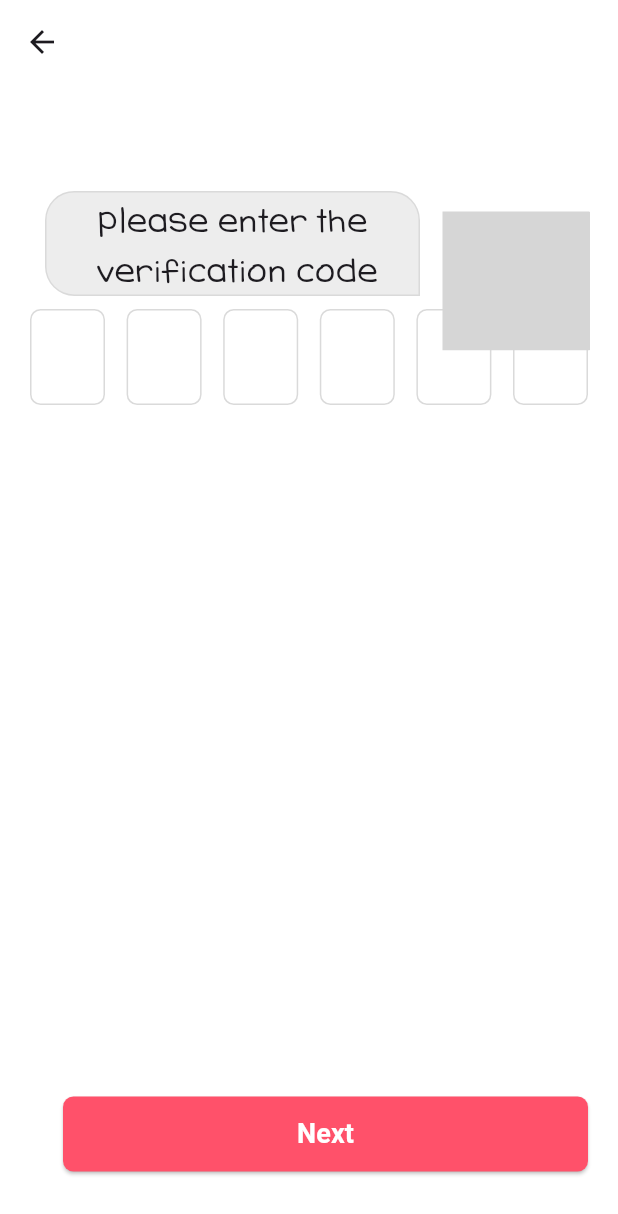
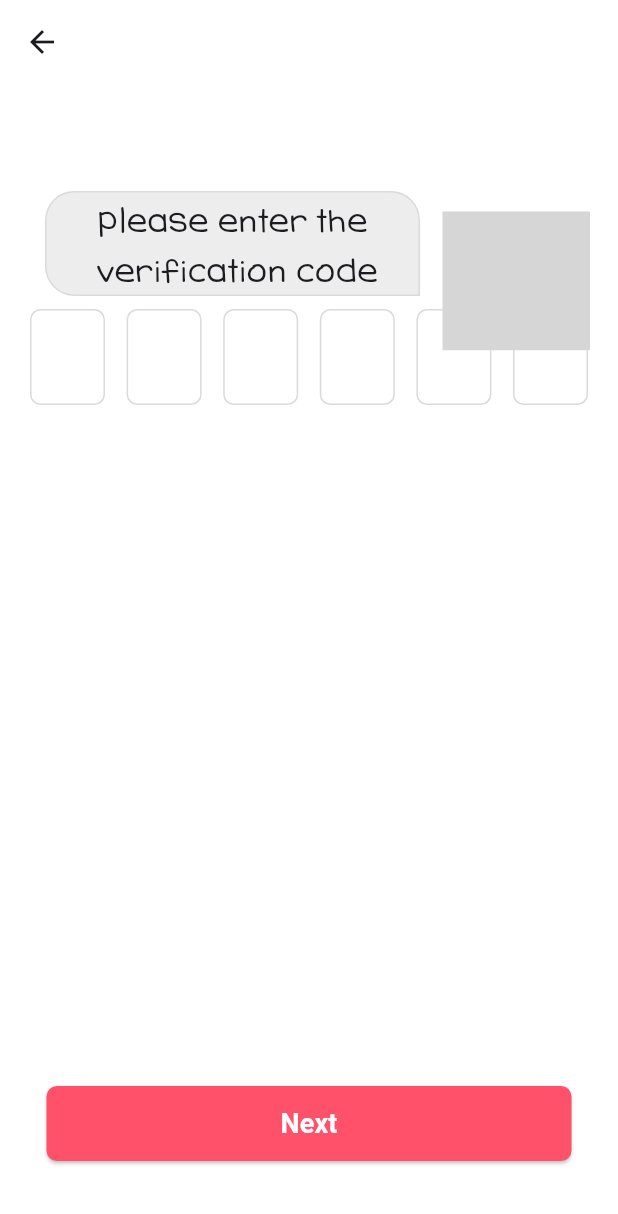
Before and after one commit to OZ-Pinned/OZ-Pinned, a Flutter app: the CertificationPage screen opened directly with empty values, on a phone screen of 412 x 824 dp. Shown: the top 1214 px of the screen. Run offline on Flutter 3.47's test engine with Material 3 defaults, Android fonts, the phone set to English and light mode, and no system bars; our stand-ins replace easy_localization, fl_chart, flutter_svg, image_picker, shared_preferences, video_player; missing offline and left inert: mailer; accounts and stored records are empty; project files that could hold a hidden picture were left out; grey boxes are pictures that could not be loaded.

Commit message:
✅ fix : 필요 없는 코드 수정..

```diff
--- a/pinned/lib/main.dart
+++ b/pinned/lib/main.dart
@@ -93,9 +93,6 @@ class _SelectPageState extends State<SelectPage> {
               height: 200,
             ),
             Image.asset('assets/images/logo.png'),
-            SizedBox(
-              height: 370,
-            ),
             Spacer(),
             Padding(
               padding: EdgeInsets.only(bottom: 50), // 버튼을 바닥에서 50 픽셀 띄움
@@ -651,9 +648,6 @@ class _CertificationPageState extends State<CertificationPage> {
                       ),
                     ],
                   ),
-                  SizedBox(
-                    height: 20,
-                  ),
                   Row(
                     mainAxisAlignment: MainAxisAlignment.start,
                     children: [
@@ -665,9 +659,9 @@ class _CertificationPageState extends State<CertificationPage> {
                       ),
                     ],
                   ),
-                  SizedBox(
-                    height: 420,
+                ],
               ),
+              Spacer(),
               Padding(
                 padding: EdgeInsets.only(bottom: 50), // 하단에서 50픽셀 위로 띄움
                 child: SizedBox(
@@ -694,8 +688,6 @@ class _CertificationPageState extends State<CertificationPage> {
                     ).tr(),
                   ),
                 ),
-                  ),
-                ],
               ),
             ],
           ),
```
Also changed, not shown: 4 other files. Lines whose indentation alone changed are shown as unchanged.
